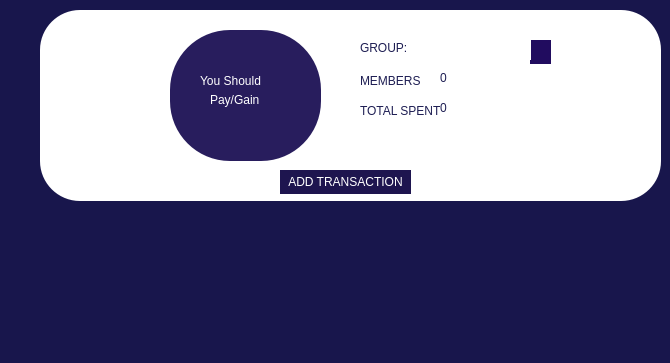
Before: the Qt Designer form project/calcdialog.ui in DikshyaL/SEM-PROJECT, drawn with Qt 5.
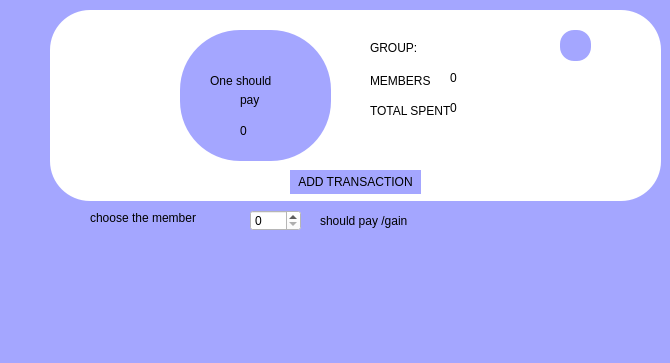
After: the same form once the commit is applied. Icons and pictures are not drawn.

```diff
--- a/project/calcdialog.ui
+++ b/project/calcdialog.ui
@@ -14,7 +14,7 @@
    <string>Dialog</string>
   </property>
   <property name="styleSheet">
-   <string notr="true">background-color: rgb(24, 22, 76)</string>
+   <string notr="true">background-color:rgb(164, 166, 255)</string>
   </property>
   <widget class="QLabel" name="label">
    <property name="geometry">
@@ -188,15 +188,15 @@
   <widget class="QFrame" name="frame_2">
    <property name="geometry">
     <rect>
-     <x>40</x>
+     <x>50</x>
      <y>10</y>
-     <width>621</width>
+     <width>611</width>
      <height>191</height>
     </rect>
    </property>
    <property name="styleSheet">
     <string notr="true">background-color: rgb(255, 255, 255);
-color:rgb(30, 30, 83);
+color:rgb(0,0,0);
 border-radius:40px;
 </string>
    </property>
@@ -217,9 +217,9 @@
     </property>
     <property name="styleSheet">
      <string notr="true">border:0px;
-background-color: rgb(40, 29, 93);
+background-color:rgb(164, 166, 255);
 border-radius:60px;
-color:rgb(255,255,255);</string>
+color:rgb(0,0,0);</string>
     </property>
     <property name="frameShape">
      <enum>QFrame::StyledPanel</enum>
@@ -240,15 +240,15 @@
       <string notr="true">font: 700 12pt &quot;Segoe UI&quot;;</string>
      </property>
      <property name="text">
-      <string>You Should</string>
+      <string>One should</string>
      </property>
     </widget>
     <widget class="QLabel" name="label_3">
      <property name="geometry">
       <rect>
-       <x>40</x>
+       <x>60</x>
        <y>60</y>
-       <width>81</width>
+       <width>31</width>
        <height>20</height>
       </rect>
      </property>
@@ -256,7 +256,23 @@
       <string notr="true">font: 700 12pt &quot;Segoe UI&quot;;</string>
      </property>
      <property name="text">
-      <string>Pay/Gain</string>
+      <string>pay</string>
+     </property>
+    </widget>
+    <widget class="QLabel" name="label_mean">
+     <property name="geometry">
+      <rect>
+       <x>60</x>
+       <y>90</y>
+       <width>51</width>
+       <height>21</height>
+      </rect>
+     </property>
+     <property name="styleSheet">
+      <string notr="true">font: 700 12pt &quot;Segoe UI&quot;;</string>
+     </property>
+     <property name="text">
+      <string>0</string>
      </property>
     </widget>
    </widget>
@@ -313,8 +329,8 @@
     </property>
     <property name="styleSheet">
      <string notr="true">font: 9pt &quot;Segoe UI&quot;;
-color: rgb(255, 255, 255);
-background-color: rgb(30, 21, 79);
+color: rgb(0,0,0);
+background-color:rgb(164, 166, 255);
 BORDER-RADIUS:10PX;</string>
     </property>
     <property name="text">
@@ -363,14 +379,15 @@
    <widget class="QPushButton" name="pushbutton_g">
     <property name="geometry">
      <rect>
-      <x>490</x>
-      <y>30</y>
-      <width>21</width>
-      <height>24</height>
+      <x>510</x>
+      <y>20</y>
+      <width>31</width>
+      <height>31</height>
      </rect>
     </property>
     <property name="styleSheet">
-     <string notr="true">background-color: rgb(33, 12, 95);</string>
+     <string notr="true">background-color:rgb(164, 166, 255);
+border-radius:14px;</string>
     </property>
     <property name="text">
      <string/>
@@ -393,6 +410,73 @@
     </property>
    </widget>
   </widget>
+  <widget class="QLabel" name="label_5">
+   <property name="geometry">
+    <rect>
+     <x>90</x>
+     <y>210</y>
+     <width>161</width>
+     <height>16</height>
+    </rect>
+   </property>
+   <property name="styleSheet">
+    <string notr="true">color: rgb(0, 0, 0);
+font: 700 12pt &quot;Segoe UI&quot;;</string>
+   </property>
+   <property name="text">
+    <string>choose the member</string>
+   </property>
+  </widget>
+  <widget class="QSpinBox" name="spinBox_member">
+   <property name="geometry">
+    <rect>
+     <x>250</x>
+     <y>210</y>
+     <width>51</width>
+     <height>21</height>
+    </rect>
+   </property>
+   <property name="styleSheet">
+    <string notr="true">background-color:rgb(255, 255, 255);
+font: 11pt &quot;Segoe UI&quot;;
+color:rgb(0,0,0);
+</string>
+   </property>
+  </widget>
+  <widget class="QLabel" name="label_8">
+   <property name="geometry">
+    <rect>
+     <x>320</x>
+     <y>210</y>
+     <width>131</width>
+     <height>21</height>
+    </rect>
+   </property>
+   <property name="styleSheet">
+    <string notr="true">font: 700 12pt &quot;Segoe UI&quot;;
+color: rgb(0, 0, 0);</string>
+   </property>
+   <property name="text">
+    <string>should pay /gain</string>
+   </property>
+  </widget>
+  <widget class="QLabel" name="label_pay">
+   <property name="geometry">
+    <rect>
+     <x>460</x>
+     <y>210</y>
+     <width>81</width>
+     <height>31</height>
+    </rect>
+   </property>
+   <property name="styleSheet">
+    <string notr="true">font: 700 12pt &quot;Segoe UI&quot;;
+color:rgb(0, 0, 0)</string>
+   </property>
+   <property name="text">
+    <string/>
+   </property>
+  </widget>
  </widget>
  <resources/>
  <connections/>
```
Left out of the diff: 8 changed lines with no effect on the pictures.
